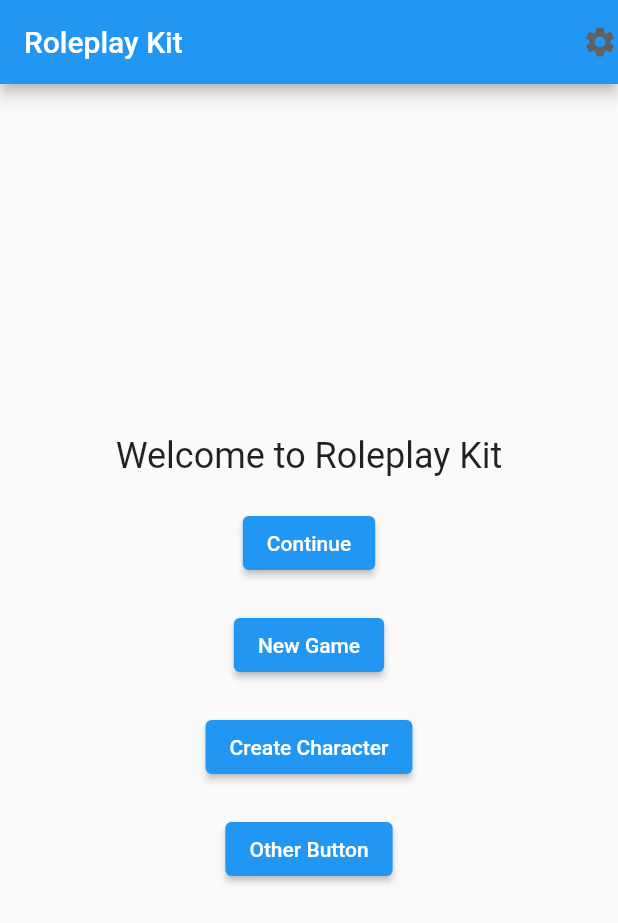
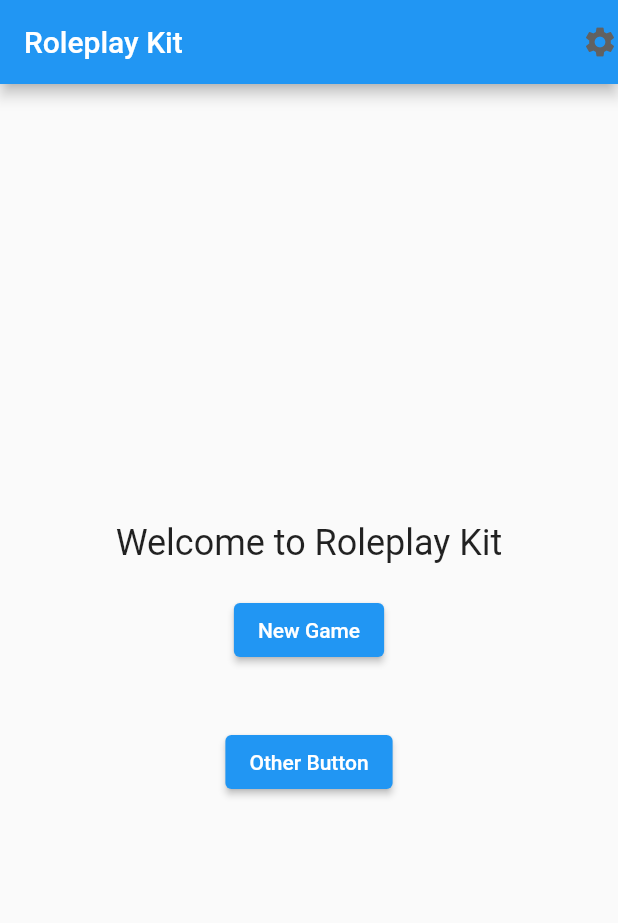
Before and after one commit to ksjae/roleplay_kit, a Flutter app: the screen it shows after launch, on a phone screen of 412 x 824 dp. Shown: the top 923 px of the screen. Run offline on Flutter 3.47's test engine with Material 2 defaults, Android fonts, the phone set to English and light mode, and no system bars; missing offline and left inert: dart_openai.

Commit message:
Add sharedpref

```diff
--- a/lib/main.dart
+++ b/lib/main.dart
@@ -23,13 +23,12 @@ class MainMenu extends StatelessWidget {
   final character =
       CharacterModel(name: "", type: CharacterType.warrior, age: 0);
 
-  // TODO: Add a new game/continue button
+  // TODO: Add a continue button only if a new game is created
 
   @override
   Widget build(BuildContext context) {
-    character.addListener(() {
-      print(character.toPrompt());
-    });
+    bool canContinue = false;
+    // check save file
     return Scaffold(
       appBar: AppBar(
         title: const Text('Roleplay Kit'),
@@ -63,19 +62,25 @@ class MainMenu extends StatelessWidget {
             const SizedBox(
               height: 20,
             ),
-            ElevatedButton(
+            canContinue
+                ? ElevatedButton(
                     onPressed: () {
                       Navigator.push(
                         context,
                         MaterialPageRoute(
-                    builder: (context) => ChatWindow(),
+                          builder: (context) => ChatWindow(
+                            character: character,
+                          ),
                         ),
                       );
                     },
                     child: const Text('Continue'),
+                  )
+                : const SizedBox(
+                    height: 0,
                   ),
-            const SizedBox(
-              height: 20,
+            SizedBox(
+              height: canContinue ? 20 : 0,
             ),
             ElevatedButton(
               onPressed: () {
@@ -89,18 +94,6 @@ class MainMenu extends StatelessWidget {
             ),
             const SizedBox(
               height: 20,
-            ),
-            ElevatedButton(
-              onPressed: () {
-                Navigator.push(
-                  context,
-                  MaterialPageRoute(
-                      builder: (context) => CharacterCreation(
-                            character: character,
-                          )),
-                );
-              },
-              child: const Text('Create Character'),
             ),
             const SizedBox(
               height: 20,
@@ -123,9 +116,7 @@ class NewGame extends StatelessWidget {
 
   @override
   Widget build(BuildContext context) {
-    var newCharacterView = CharacterCreation(
-      character: character,
-    );
+    var newCharacterView = CharacterCreation();
     return Scaffold(
         appBar: AppBar(
           title: Text('New Game'),
--- a/pubspec.yaml
+++ b/pubspec.yaml
@@ -9,6 +9,7 @@ environment:
 dependencies:
   dart_openai: ^1.9.1
   envied: ^0.3.0
+  shared_preferences: ^2.0.13
   flutter:
     sdk: flutter
 
```
Also changed, not shown: lib/views/chat_window.dart (+7 -3 lines), pubspec.lock, 7 other files. Lines whose indentation alone changed are shown as unchanged.
